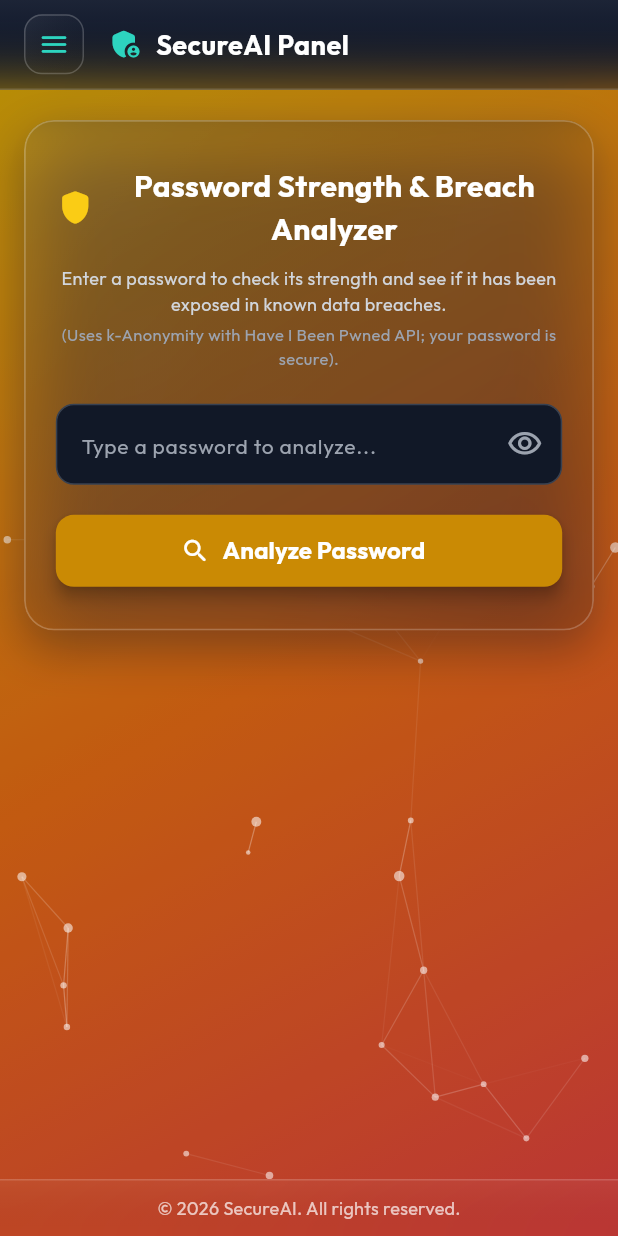
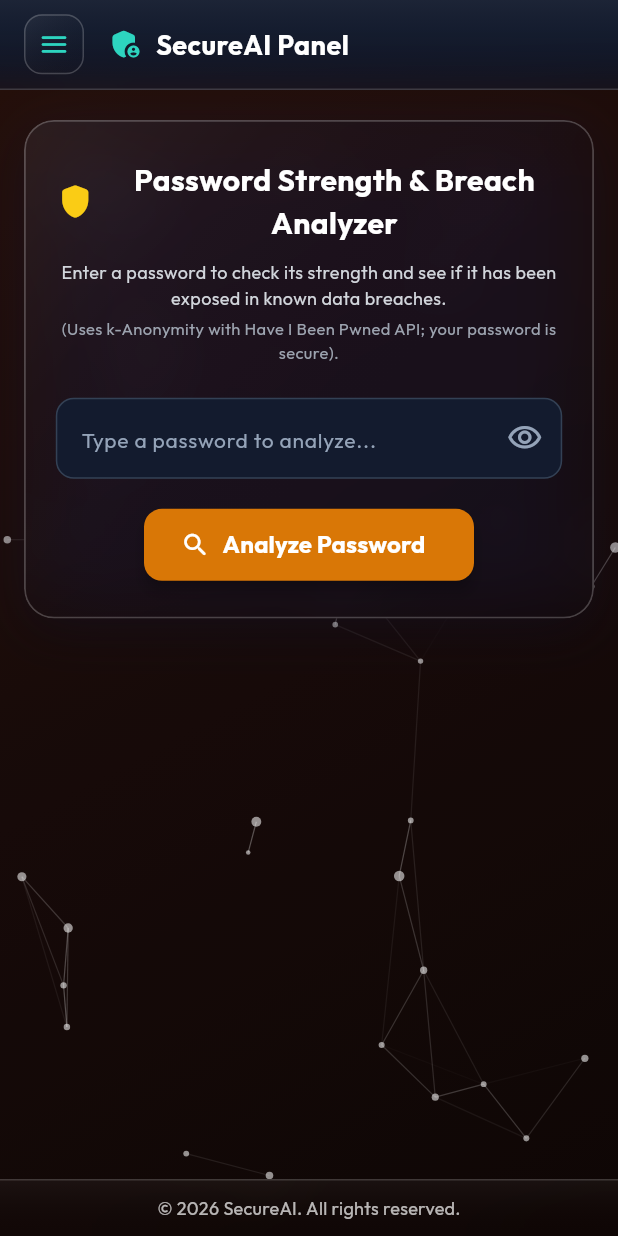
Before and after one commit to Kokalasaiteja/SecureAI, a Flutter app: the PasswordAnalyzerScreen screen opened by its route, on a phone screen of 412 x 824 dp. Run offline on Flutter 3.47's test engine with Material 3 defaults, Android fonts, the phone set to English and light mode, and no system bars; our stand-ins replace flutter_spinkit, google_fonts, image_picker, shared_preferences; accounts and stored records are empty; network calls fail; statements that could not run were skipped.

Commit message:
Update website navbar heading and redesign mobile password analyzer UI to match exact card layout

```diff
--- a/SecureAI_Mobile_app/lib/screens/password_analyzer_screen.dart
+++ b/SecureAI_Mobile_app/lib/screens/password_analyzer_screen.dart
@@ -69,15 +69,18 @@ class _PasswordAnalyzerScreenState extends State<PasswordAnalyzerScreen> {
       appBar: SecureAIAppBar.user(title: "SecureAI Panel"),
       body: ConstellationBackground(
         gradientColors: const [
-          Color(0xFFEAB308), // from-yellow-500
-          Color(0xFFF97316), // via-orange-500
-          Color(0xFFEF4444), // to-red-500
+          Color(0xFF2E130D), // Warm dark maroon/brown matching img 1
+          Color(0xFF1D0D0B),
+          Color(0xFF120807),
         ],
         child: SafeArea(
           child: SingleChildScrollView(
             padding: const EdgeInsets.symmetric(horizontal: 16, vertical: 20),
-            child: GlassCard(
-              padding: const EdgeInsets.symmetric(horizontal: 20, vertical: 28),
+            child: Column(
+              crossAxisAlignment: CrossAxisAlignment.stretch,
+              children: [
+                GlassCard(
+                  padding: const EdgeInsets.symmetric(horizontal: 20, vertical: 24),
                   child: Column(
                     crossAxisAlignment: CrossAxisAlignment.center,
                     children: [
@@ -134,9 +137,9 @@ class _PasswordAnalyzerScreenState extends State<PasswordAnalyzerScreen> {
                       // Password Input with Eye Icon
                       Container(
                         decoration: BoxDecoration(
-                      color: const Color(0xFF111827), // bg-gray-900
+                          color: const Color(0xFF131B2E), // dark slate
                           borderRadius: BorderRadius.circular(12),
-                      border: Border.all(color: const Color(0xFF374151)), // border-gray-700
+                          border: Border.all(color: const Color(0xFF334155)),
                         ),
                         child: TextField(
                           controller: _passwordController,
@@ -144,13 +147,13 @@ class _PasswordAnalyzerScreenState extends State<PasswordAnalyzerScreen> {
                           style: const TextStyle(color: Colors.white, fontSize: 16),
                           decoration: InputDecoration(
                             hintText: "Type a password to analyze...",
-                        hintStyle: const TextStyle(color: Color(0xFF9CA3AF), fontSize: 14),
+                            hintStyle: const TextStyle(color: Color(0xFF94A3B8), fontSize: 14),
                             border: InputBorder.none,
                             contentPadding: const EdgeInsets.symmetric(horizontal: 16, vertical: 14),
                             suffixIcon: IconButton(
                               icon: Icon(
                                 _obscureText ? Icons.visibility_outlined : Icons.visibility_off_outlined,
-                            color: const Color(0xFF9CA3AF),
+                                color: const Color(0xFF94A3B8),
                               ),
                               onPressed: () {
                                 setState(() {
@@ -163,9 +166,10 @@ class _PasswordAnalyzerScreenState extends State<PasswordAnalyzerScreen> {
                       ),
                       const SizedBox(height: 20),
 
-                  // Button: Analyze Password (Amber/Gold bg-yellow-600)
-                  SizedBox(
-                    width: double.infinity,
+                      // Button: Analyze Password (Amber/Gold matching img 1)
+                      Center(
+                        child: SizedBox(
+                          width: 220,
                           height: 48,
                           child: ElevatedButton.icon(
                             onPressed: _isLoading ? null : _analyze,
@@ -183,44 +187,51 @@ class _PasswordAnalyzerScreenState extends State<PasswordAnalyzerScreen> {
                                     style: TextStyle(fontSize: 16, fontWeight: FontWeight.bold),
                                   ),
                             style: ElevatedButton.styleFrom(
-                        backgroundColor: const Color(0xFFCA8A04), // bg-yellow-600
+                              backgroundColor: const Color(0xFFD97706), // amber/gold from img 1
                               foregroundColor: Colors.white,
                               shape: RoundedRectangleBorder(borderRadius: BorderRadius.circular(12)),
                               elevation: 4,
                             ),
                           ),
                         ),
+                      ),
+                    ],
+                  ),
+                ),
 
-                  // Results Section matching password_analyzer.html
+                // Results Section matching Image 1
                 if (_result != null) ...[
-                    const SizedBox(height: 26),
-                    const Divider(color: Color(0xFF374151)),
-                    const SizedBox(height: 16),
-
+                  const SizedBox(height: 28),
                   const Text(
                     "Analysis Results",
+                    textAlign: TextAlign.center,
                     style: TextStyle(
-                        fontSize: 20,
+                      fontSize: 22,
                       fontWeight: FontWeight.bold,
                       color: Colors.white,
+                      letterSpacing: -0.3,
                     ),
                   ),
-                    const SizedBox(height: 16),
+                  const SizedBox(height: 18),
 
-                    // Strength Rating Card
-                    Container(
-                      width: double.infinity,
-                      padding: const EdgeInsets.all(16),
+                  // Two Side-by-Side Cards: Strength Rating & Breach Exposure
+                  IntrinsicHeight(
+                    child: Row(
+                      crossAxisAlignment: CrossAxisAlignment.stretch,
+                      children: [
+                        // Left Card: Strength Rating
+                        Expanded(
+                          child: Container(
+                            padding: const EdgeInsets.symmetric(horizontal: 14, vertical: 16),
                             decoration: BoxDecoration(
-                        color: const Color(0xFF111827), // bg-gray-900
-                        borderRadius: BorderRadius.circular(12),
-                        border: Border(
-                          left: BorderSide(color: strengthColor, width: 4),
-                        ),
+                              color: const Color(0xFF131B2E), // dark slate navy from img 1
+                              borderRadius: BorderRadius.circular(16),
+                              border: Border.all(color: Colors.white.withValues(alpha: 0.08)),
                               boxShadow: [
                                 BoxShadow(
                                   color: Colors.black.withValues(alpha: 0.25),
                                   blurRadius: 8,
+                                  offset: const Offset(0, 4),
                                 ),
                               ],
                             ),
@@ -229,13 +240,27 @@ class _PasswordAnalyzerScreenState extends State<PasswordAnalyzerScreen> {
                               children: [
                                 Row(
                                   children: const [
-                              Icon(Icons.fitness_center_rounded, color: Color(0xFFFACC15), size: 16),
-                              SizedBox(width: 8),
-                              Text("Strength Rating", style: TextStyle(color: Color(0xFF9CA3AF), fontSize: 13)),
+                                    Icon(Icons.fitness_center_rounded, color: Color(0xFFF59E0B), size: 18),
+                                    SizedBox(width: 6),
+                                    Flexible(
+                                      child: Text(
+                                        "Strength Rating",
+                                        maxLines: 1,
+                                        overflow: TextOverflow.ellipsis,
+                                        style: TextStyle(
+                                          color: Color(0xFF94A3B8),
+                                          fontSize: 13,
+                                          fontWeight: FontWeight.w500,
+                                        ),
+                                      ),
+                                    ),
                                   ],
                                 ),
-                          const SizedBox(height: 6),
-                          Text(
+                                const SizedBox(height: 14),
+                                FittedBox(
+                                  fit: BoxFit.scaleDown,
+                                  alignment: Alignment.centerLeft,
+                                  child: Text(
                                     strength,
                                     style: TextStyle(
                                       fontSize: 26,
@@ -243,28 +268,26 @@ class _PasswordAnalyzerScreenState extends State<PasswordAnalyzerScreen> {
                                       color: strengthColor,
                                     ),
                                   ),
+                                ),
                               ],
                             ),
                           ),
-                    const SizedBox(height: 12),
+                        ),
+                        const SizedBox(width: 12),
 
-                    // Breach Exposure Card
-                    Container(
-                      width: double.infinity,
-                      padding: const EdgeInsets.all(16),
+                        // Right Card: Breach Exposure
+                        Expanded(
+                          child: Container(
+                            padding: const EdgeInsets.symmetric(horizontal: 14, vertical: 16),
                             decoration: BoxDecoration(
-                        color: const Color(0xFF111827), // bg-gray-900
-                        borderRadius: BorderRadius.circular(12),
-                        border: Border(
-                          left: BorderSide(
-                            color: breachCount > 0 ? const Color(0xFFEF4444) : const Color(0xFF22C55E),
-                            width: 4,
-                          ),
-                        ),
+                              color: const Color(0xFF131B2E), // dark slate navy from img 1
+                              borderRadius: BorderRadius.circular(16),
+                              border: Border.all(color: Colors.white.withValues(alpha: 0.08)),
                               boxShadow: [
                                 BoxShadow(
                                   color: Colors.black.withValues(alpha: 0.25),
                                   blurRadius: 8,
+                                  offset: const Offset(0, 4),
                                 ),
                               ],
                             ),
@@ -273,18 +296,33 @@ class _PasswordAnalyzerScreenState extends State<PasswordAnalyzerScreen> {
                               children: [
                                 Row(
                                   children: const [
-                              Icon(Icons.storage_rounded, color: Color(0xFF60A5FA), size: 16),
-                              SizedBox(width: 8),
-                              Text("Breach Exposure", style: TextStyle(color: Color(0xFF9CA3AF), fontSize: 13)),
+                                    Icon(Icons.dns_rounded, color: Color(0xFF60A5FA), size: 18),
+                                    SizedBox(width: 6),
+                                    Flexible(
+                                      child: Text(
+                                        "Breach Exposure",
+                                        maxLines: 1,
+                                        overflow: TextOverflow.ellipsis,
+                                        style: TextStyle(
+                                          color: Color(0xFF94A3B8),
+                                          fontSize: 13,
+                                          fontWeight: FontWeight.w500,
+                                        ),
+                                      ),
+                                    ),
                                   ],
                                 ),
-                          const SizedBox(height: 6),
-                          Text(
+                                const SizedBox(height: 10),
+                                FittedBox(
+                                  fit: BoxFit.scaleDown,
+                                  alignment: Alignment.centerLeft,
+                                  child: Text(
                                     "$breachCount times",
                                     style: TextStyle(
-                              fontSize: 24,
+                                      fontSize: 22,
                                       fontWeight: FontWeight.bold,
-                              color: breachCount > 0 ? const Color(0xFFEF4444) : const Color(0xFF22C55E),
+                                      color: breachCount > 0 ? const Color(0xFFF87171) : const Color(0xFF22C55E),
+                                    ),
                                   ),
                                 ),
                                 const SizedBox(height: 4),
@@ -293,23 +331,35 @@ class _PasswordAnalyzerScreenState extends State<PasswordAnalyzerScreen> {
                                       ? "This password is highly vulnerable!"
                                       : "Safe! Not found in known breaches.",
                                   style: TextStyle(
-                              fontSize: 12,
+                                    fontSize: 11,
+                                    height: 1.3,
                                     color: breachCount > 0 ? const Color(0xFFF87171) : const Color(0xFF4ADE80),
                                   ),
                                 ),
                               ],
                             ),
                           ),
-                    const SizedBox(height: 14),
+                        ),
+                      ],
+                    ),
+                  ),
+                  const SizedBox(height: 16),
 
-                    // Characteristics Checklist Box
+                  // Bottom Card: Characteristics Checklist Box (Two-column layout matching img 1)
                   Container(
                     width: double.infinity,
-                      padding: const EdgeInsets.all(16),
+                    padding: const EdgeInsets.all(18),
                     decoration: BoxDecoration(
-                        color: const Color(0xFF111827), // bg-gray-900
-                        borderRadius: BorderRadius.circular(12),
-                        border: Border.all(color: const Color(0xFF1F2937)),
+                      color: const Color(0xFF131B2E), // dark slate navy from img 1
+                      borderRadius: BorderRadius.circular(16),
+                      border: Border.all(color: Colors.white.withValues(alpha: 0.08)),
+                      boxShadow: [
+                        BoxShadow(
+                          color: Colors.black.withValues(alpha: 0.25),
+                          blurRadius: 8,
+                          offset: const Offset(0, 4),
+                        ),
+                      ],
                     ),
                     child: Column(
                       crossAxisAlignment: CrossAxisAlignment.start,
@@ -318,19 +368,47 @@ class _PasswordAnalyzerScreenState extends State<PasswordAnalyzerScreen> {
                           children: const [
                             Icon(Icons.checklist_rounded, color: Color(0xFF2DD4BF), size: 18),
                             SizedBox(width: 8),
-                              Text("Characteristics", style: TextStyle(color: Color(0xFF9CA3AF), fontSize: 13, fontWeight: FontWeight.w600)),
+                            Text(
+                              "Characteristics",
+                              style: TextStyle(
+                                color: Color(0xFF94A3B8),
+                                fontSize: 13,
+                                fontWeight: FontWeight.w600,
+                              ),
+                            ),
                           ],
                         ),
+                        const SizedBox(height: 16),
+                        Row(
+                          crossAxisAlignment: CrossAxisAlignment.start,
+                          children: [
+                            // Left Column: 8+ Characters, Lowercase Letter, Special Character
+                            Expanded(
+                              child: Column(
+                                crossAxisAlignment: CrossAxisAlignment.start,
+                                children: [
+                                  _buildCharacteristicRow("8+ Characters", hasLength),
                                   const SizedBox(height: 12),
-                          _buildCharacteristicItem("8+ Characters", hasLength),
-                          const SizedBox(height: 8),
-                          _buildCharacteristicItem("Uppercase Letter", hasUpper),
-                          const SizedBox(height: 8),
-                          _buildCharacteristicItem("Lowercase Letter", hasLower),
-                          const SizedBox(height: 8),
-                          _buildCharacteristicItem("Number", hasDigit),
-                          const SizedBox(height: 8),
-                          _buildCharacteristicItem("Special Character", hasSpecial),
+                                  _buildCharacteristicRow("Lowercase Letter", hasLower),
+                                  const SizedBox(height: 12),
+                                  _buildCharacteristicRow("Special Character", hasSpecial),
+                                ],
+                              ),
+                            ),
+                            const SizedBox(width: 8),
+                            // Right Column: Uppercase Letter, Number
+                            Expanded(
+                              child: Column(
+                                crossAxisAlignment: CrossAxisAlignment.start,
+                                children: [
+                                  _buildCharacteristicRow("Uppercase Letter", hasUpper),
+                                  const SizedBox(height: 12),
+                                  _buildCharacteristicRow("Number", hasDigit),
+                                ],
+                              ),
+                            ),
+                          ],
+                        ),
                       ],
                     ),
                   ),
@@ -340,22 +418,28 @@ class _PasswordAnalyzerScreenState extends State<PasswordAnalyzerScreen> {
           ),
         ),
       ),
-      ),
     );
   }
 
-  Widget _buildCharacteristicItem(String label, bool passed) {
+  Widget _buildCharacteristicRow(String label, bool passed) {
     return Row(
       children: [
         Icon(
-          passed ? Icons.check_circle_rounded : Icons.cancel_rounded,
+          passed ? Icons.check_rounded : Icons.close_rounded,
           color: passed ? const Color(0xFF22C55E) : const Color(0xFFEF4444),
           size: 18,
         ),
-        const SizedBox(width: 10),
-        Text(
+        const SizedBox(width: 8),
+        Expanded(
+          child: Text(
             label,
-          style: const TextStyle(color: Colors.white, fontSize: 13),
+            style: const TextStyle(
+              color: Colors.white,
+              fontSize: 13,
+              fontWeight: FontWeight.w500,
+            ),
+            overflow: TextOverflow.ellipsis,
+          ),
         ),
       ],
     );
```
Also changed, not shown: 1 other file. Lines whose indentation alone changed are shown as unchanged.
